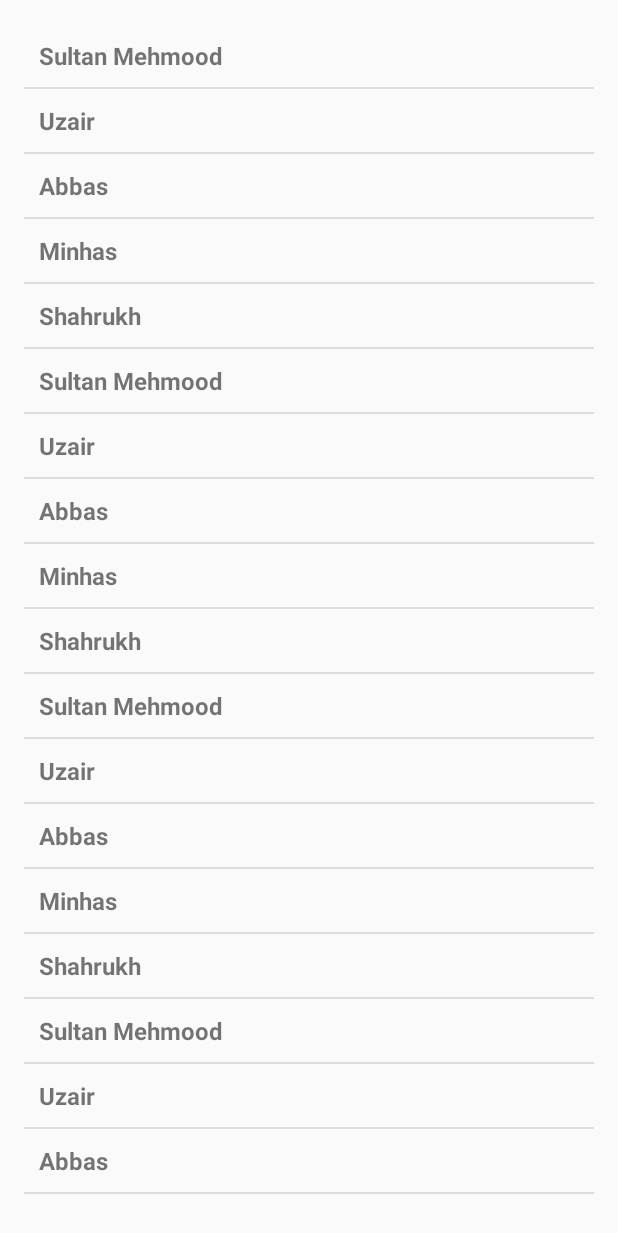
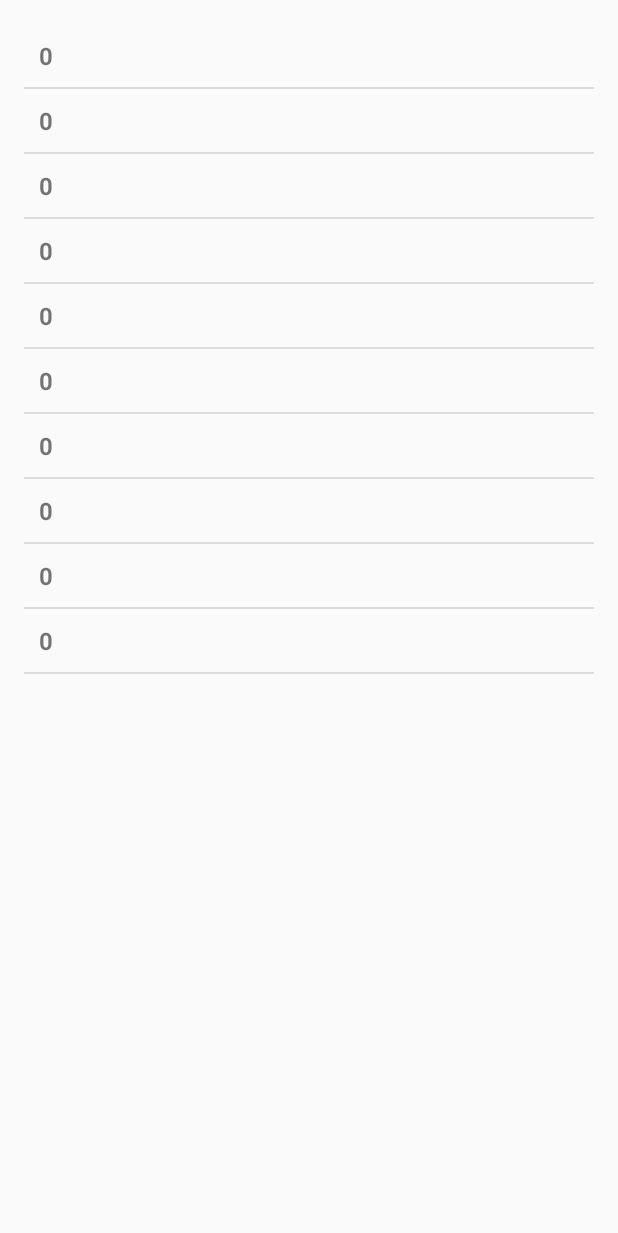
Before and after one commit to zzlalani/list-example, an Android app: the screen it shows after launch (MainActivity), on a phone screen of 412 x 824 dp. Shown: the top 1233 px of the screen. Run offline under Robolectric (Android 15) with nearby library versions, the phone set to English and light mode, and no system bars.

```diff
--- a/app/src/main/java/com/zeeshanlalani/listexamples/MainActivity.java
+++ b/app/src/main/java/com/zeeshanlalani/listexamples/MainActivity.java
@@ -1,21 +1,42 @@
 package com.zeeshanlalani.listexamples;
 
 import android.app.ListActivity;
+import android.support.v7.app.AlertDialog;
 import android.support.v7.app.AppCompatActivity;
 import android.os.Bundle;
+import android.view.View;
+import android.widget.AdapterView;
 import android.widget.ArrayAdapter;
+import android.widget.ListView;
+import android.widget.TextView;
 
 public class MainActivity extends ListActivity {
 
+    ListView lv;
     @Override
     protected void onCreate(Bundle savedInstanceState) {
         super.onCreate(savedInstanceState);
         setContentView(R.layout.activity_main);
 
-        String[] students = getResources().getStringArray(R.array.student_names);
+        final String[] students = getResources().getStringArray(R.array.student_names);
+
+        final String[] numbers = {"0","0","0","0","0","0","0","0","0","0"};
 
         // Binding resources Array to ListAdapter
-        this.setListAdapter(new ArrayAdapter<>(this, R.layout.list_item, R.id.label, students));
+        this.setListAdapter(new ArrayAdapter<>(this, R.layout.list_item, R.id.label, numbers));
 
+        lv = getListView();
+        lv.setOnItemClickListener(new AdapterView.OnItemClickListener() {
+            @Override
+            public void onItemClick(AdapterView<?> adapterView, View view, int position, long l) {
+//                AlertDialog.Builder builder = new AlertDialog.Builder(MainActivity.this);
+//                builder.setMessage( students[position] );
+//                builder.show();
+
+                String num = ((TextView)view).getText().toString();
+                int numVal = Integer.parseInt(num);
+                ((TextView)view).setText( String.valueOf(++numVal) );
+            }
+        });
     }
 }
```
